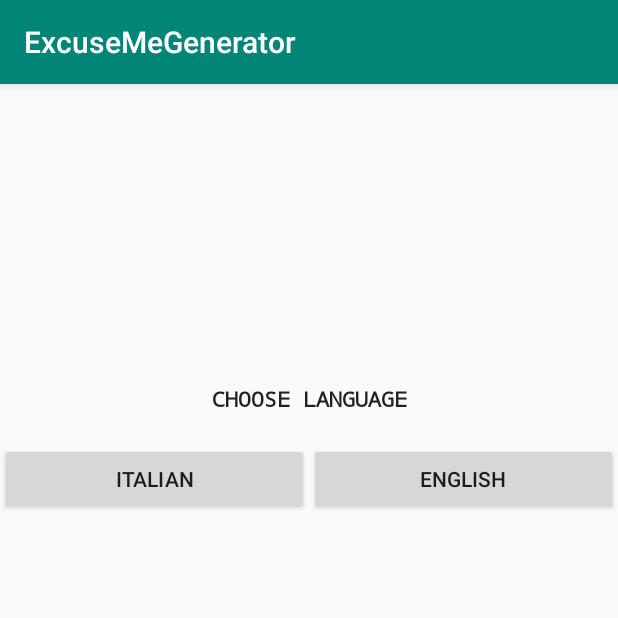
After one commit to Unknowned1/ExcuseMeGenerator_v0.01, an Android app: the SettingsActivity screen opened directly, with no data from a screen before it, on a phone screen of 412 x 824 dp, the top half of it. The commit adds this screen. Run offline under Robolectric (Android 15) with nearby library versions, the phone set to English and light mode, and no system bars.

Commit message:
Aggiunta funzionalità settings da menu

```diff
--- a/app/src/main/AndroidManifest.xml
+++ b/app/src/main/AndroidManifest.xml
@@ -13,6 +13,8 @@
         </activity>
         <activity android:name=".MenuActivity">
         </activity>
+        <activity android:name=".SettingsActivity">
+        </activity>
         <activity android:name=".LaunchActivity">
             <intent-filter>
                 <action android:name="android.intent.action.MAIN" />
--- a/app/src/main/java/com/b_gamesentertainment/excusemegenerator/MenuActivity.java
+++ b/app/src/main/java/com/b_gamesentertainment/excusemegenerator/MenuActivity.java
@@ -31,6 +31,16 @@ public class MenuActivity extends AppCompatActivity {
             }
         });
 
+        settingsButton.setOnClickListener(new View.OnClickListener(){
+            @Override
+            public void onClick(View v) {
+
+                Intent intent = new Intent(getApplicationContext(), SettingsActivity.class );
+                startActivity(intent);
+                finish();
+            }
+        });
+
         exitButton.setOnClickListener(new View.OnClickListener() {
             @Override
             public void onClick(View v) {
--- /dev/null
+++ b/app/src/main/java/com/b_gamesentertainment/excusemegenerator/SettingsActivity.java
@@ -0,0 +1,15 @@
+package com.b_gamesentertainment.excusemegenerator;
+
+import android.os.Bundle;
+import android.support.v7.app.AppCompatActivity;
+
+public class SettingsActivity extends AppCompatActivity {
+
+    @Override
+    protected void onCreate(Bundle savedInstanceState) {
+        super.onCreate(savedInstanceState);
+        setContentView(R.layout.settings_activity);
+
+
+    }
+}
--- /dev/null
+++ b/app/src/main/res/layout/settings_activity.xml
@@ -0,0 +1,52 @@
+<?xml version="1.0" encoding="utf-8"?>
+<RelativeLayout
+    xmlns:android="http://schemas.android.com/apk/res/android"
+    xmlns:app="http://schemas.android.com/apk/res-auto"
+    android:layout_width="match_parent"
+    android:layout_height="match_parent">
+
+    <LinearLayout
+        android:id="@+id/settings_vertical_layout"
+        android:layout_width="match_parent"
+        android:layout_height="wrap_content"
+        android:orientation="vertical">
+
+        <TextView
+            android:id="@+id/language_text"
+            android:layout_width="match_parent"
+            android:layout_height="match_parent"
+            android:layout_marginTop="200dp"
+            android:layout_marginBottom="0dp"
+            android:gravity="center"
+            android:text="Choose Language"
+            android:textAllCaps="true"
+            android:textAppearance="@style/TextAppearance.AppCompat"
+            android:textStyle="bold"
+            android:typeface="normal"
+            app:fontFamily="monospace" />
+
+        <LinearLayout
+            android:layout_width="match_parent"
+            android:layout_height="match_parent"
+            android:orientation="horizontal">
+
+            <Button
+                android:id="@+id/italian_language_button"
+                android:layout_width="wrap_content"
+                android:layout_height="wrap_content"
+                android:layout_marginTop="20dp"
+                android:layout_weight="1"
+                android:text="Italian" />
+
+            <Button
+                android:id="@+id/english_language_button"
+                android:layout_width="wrap_content"
+                android:layout_height="wrap_content"
+                android:layout_marginTop="20dp"
+                android:layout_weight="1"
+                android:text="English" />
+        </LinearLayout>
+
+    </LinearLayout>
+
+</RelativeLayout>
```
